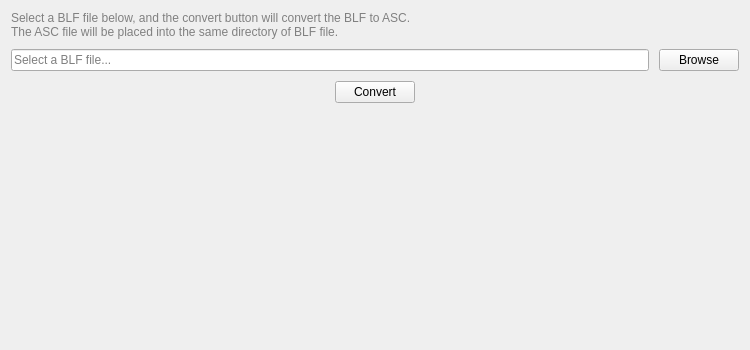
JoelZhu/CANTool, file ui/page/Converter.ui: the form before one commit.
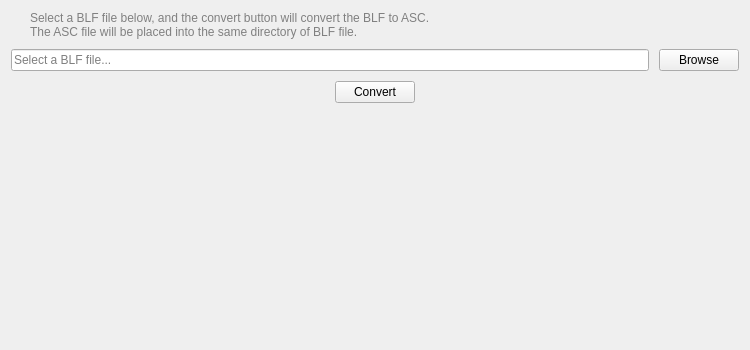
The form after the commit.

```diff
--- a/ui/page/Converter.ui
+++ b/ui/page/Converter.ui
@@ -19,7 +19,7 @@
             </property>
 
             <!-- 第 0 行：提示标签 -->
-            <item row="0" column="0" colspan="8">
+            <item row="0" column="0" colspan="10">
                 <widget class="QLabel" name="labelHint">
                     <property name="text">
                         <string>
@@ -31,7 +31,7 @@
                         <bool>true</bool>
                     </property>
                     <property name="styleSheet">
-                        <string notr="true">color: gray; font-size: 9pt;</string>
+                        <string notr="true">color: gray; font-size: 9pt; padding-left: 16px; text-align: left</string>
                     </property>
                 </widget>
             </item>
```
